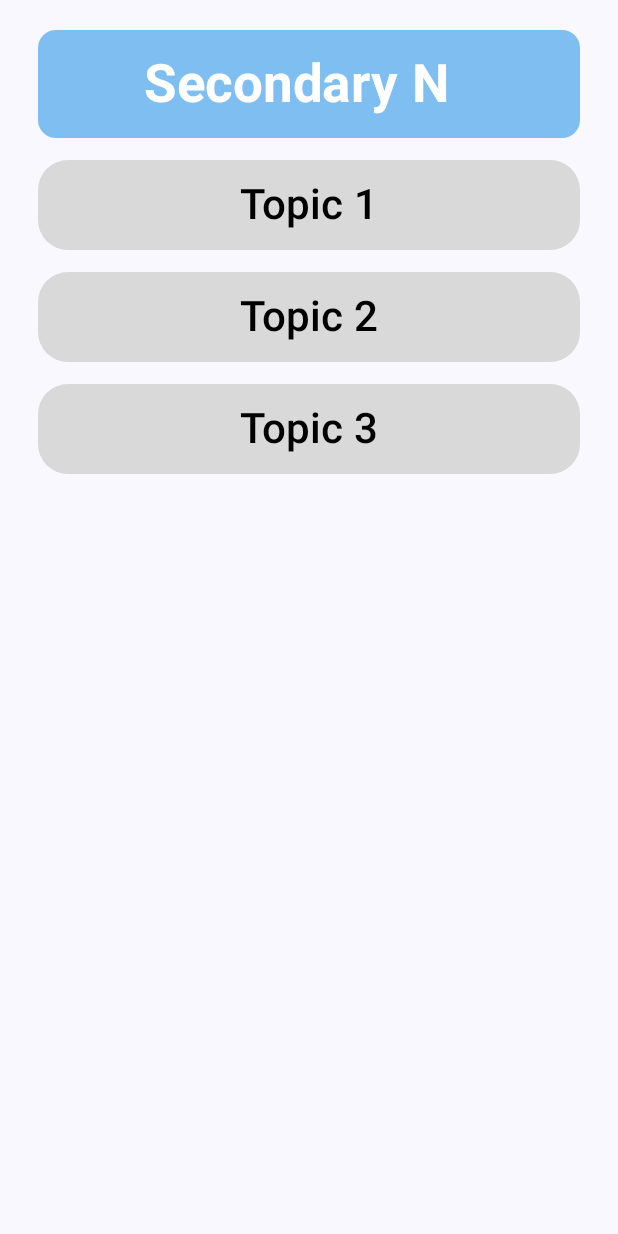
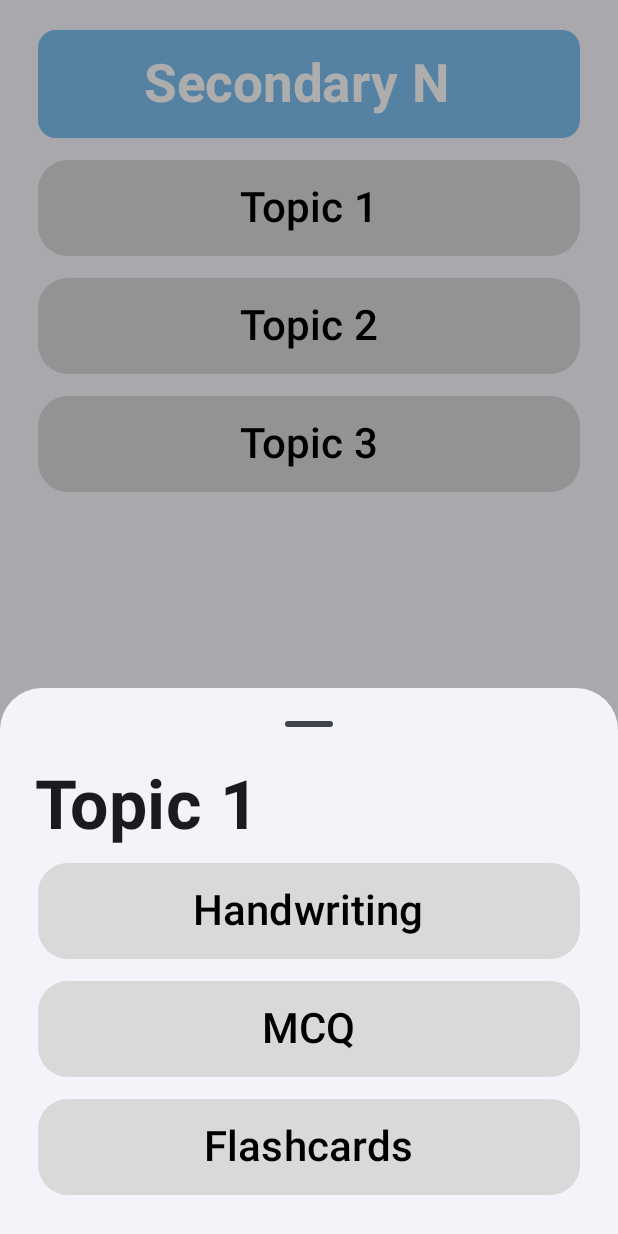
Before and after one commit to klaag-co/xuemi, an Android app built with Jetpack Compose: the composable Chapter shown on its own in the app's theme, after a tap on an icon or button, on a phone screen of 412 x 824 dp. Run offline under Robolectric (Android 15) with nearby library versions, the phone set to English and light mode, and no system bars.

Commit message:
Change "topic" options to sheet format

```diff
--- a/Android/app/src/main/java/com/example/xuemi/Flashcards.kt
+++ b/Android/app/src/main/java/com/example/xuemi/Flashcards.kt
@@ -1,8 +1,11 @@
+@file:OptIn(ExperimentalMaterial3Api::class)
+
 package com.example.xuemi
 
 import android.adservices.topics.Topic
 import androidx.compose.foundation.layout.Column
 import androidx.compose.foundation.layout.Row
+import androidx.compose.foundation.layout.Spacer
 import androidx.compose.foundation.layout.absolutePadding
 import androidx.compose.foundation.layout.fillMaxWidth
 import androidx.compose.foundation.layout.padding
@@ -11,10 +14,16 @@ import androidx.compose.material3.Button
 import androidx.compose.material3.ButtonDefaults
 import androidx.compose.material3.Card
 import androidx.compose.material3.CardDefaults
+import androidx.compose.material3.ExperimentalMaterial3Api
+import androidx.compose.material3.ModalBottomSheet
 import androidx.compose.material3.Text
+import androidx.compose.material3.rememberModalBottomSheetState
 import androidx.compose.runtime.Composable
 import androidx.compose.runtime.collectAsState
 import androidx.compose.runtime.getValue
+import androidx.compose.runtime.mutableStateOf
+import androidx.compose.runtime.saveable.rememberSaveable
+import androidx.compose.runtime.setValue
 import androidx.compose.ui.Modifier
 import androidx.compose.ui.graphics.Color
 import androidx.compose.ui.text.font.FontWeight
@@ -23,7 +32,6 @@ import androidx.compose.ui.tooling.preview.Preview
 import androidx.compose.ui.unit.dp
 import androidx.compose.ui.unit.sp
 import androidx.navigation.NavController
-import androidx.navigation.compose.rememberNavController
 import com.example.xuemi.ui.theme.XuemiTheme
 
 @Composable
@@ -53,7 +61,7 @@ fun Secondary(viewModel: MyViewModel, navController: NavController) {
                     color = Color.Black,
                     fontSize = 28.sp,
                     modifier = Modifier
-                        .padding(5.dp)
+                        .padding(horizontal = 5.dp, vertical = 7.dp)
 
                 )
             }
@@ -65,21 +73,42 @@ fun Secondary(viewModel: MyViewModel, navController: NavController) {
 
 @Composable
 fun Chapter(viewModel: MyViewModel, navController: NavController) {
+    val sheetstate = rememberModalBottomSheetState()
+    var isSheetOpen: Boolean by rememberSaveable {
+        mutableStateOf(false)
+    }
+    var topicNum: String by rememberSaveable {
+        mutableStateOf("1")
+    }
     Column {
         title(viewModel)
-        topictemplate(viewModel, navController, "1")
-        topictemplate(viewModel, navController,"2")
-        topictemplate(viewModel, navController,"3")
+        topictemplate(viewModel,  { isSheetOpen = true}, {topicNum = "1"}, "1" )
+        topictemplate(viewModel,  { isSheetOpen = true }, {topicNum = "2"}, "2")
+        topictemplate(viewModel,  { isSheetOpen = true }, {topicNum = "3"}, "3")
+
     }
+    if (isSheetOpen) {
+        ModalBottomSheet(sheetState = sheetstate, onDismissRequest = { isSheetOpen = false }) {
+            Topic(viewModel, topicNum)
+        }
+    }
+
 }
 
 @Composable
-fun Topic(viewModel: MyViewModel) {
+fun Topic(viewModel: MyViewModel, topic: String?) {
     Column {
-        title(viewModel)
+        Text(
+            "Topic $topic",
+            fontSize = 45.sp,
+            fontWeight = FontWeight.Bold,
+            modifier = Modifier.padding(horizontal = 23.dp, vertical = 4.dp)
+        )
+
         quiztemplate(viewModel, "Handwriting")
         quiztemplate(viewModel, "MCQ")
         quiztemplate(viewModel, "Flashcards")
+        Spacer(modifier = Modifier.padding(10.dp))
     }
 }
 
@@ -133,7 +162,7 @@ fun quiztemplate(viewModel: MyViewModel, quiz: String?) {
                 color = Color.Black,
                 fontSize = 28.sp,
                 modifier = Modifier
-                    .padding(5.dp)
+                    .padding(horizontal = 5.dp, vertical = 7.dp)
 
             )
         }
@@ -157,17 +186,19 @@ fun chaptertemplate(viewModel: MyViewModel, navController: NavController, chapte
                 color = Color.Black,
                 fontSize = 28.sp,
                 modifier = Modifier
-                    .padding(5.dp)
+                    .padding(horizontal = 5.dp, vertical = 7.dp)
 
             )
         }
     }
 }
 @Composable
-fun topictemplate(viewModel: MyViewModel, navController: NavController, topic: String?) {
+fun topictemplate(viewModel: MyViewModel, onButtonClick: () -> Unit, topicFun: () -> Unit, topic: String?) {
     Button(
         onClick = { viewModel.updateItem(2, "$topic")
-                  navController.navigate("topic") },
+                    onButtonClick()
+                    topicFun()
+                  },
         colors = ButtonDefaults.buttonColors(Color(217, 217, 217)),
         shape = RoundedCornerShape(20.dp),
         modifier = Modifier
@@ -180,7 +211,7 @@ fun topictemplate(viewModel: MyViewModel, navController: NavController, topic: S
                 color = Color.Black,
                 fontSize = 28.sp,
                 modifier = Modifier
-                    .padding(5.dp)
+                    .padding(horizontal = 5.dp, vertical = 7.dp)
 
             )
         }
--- a/Android/app/src/main/java/com/example/xuemi/HomeView.kt
+++ b/Android/app/src/main/java/com/example/xuemi/HomeView.kt
@@ -60,11 +60,12 @@ fun HomeNav() {
     val navController = rememberNavController()
     val viewModel: MyViewModel = viewModel()
 
+
     NavHost(navController, startDestination = "home") {
         composable("home") { Home(viewModel, navController) }
         composable("secondary") { Secondary(viewModel, navController) }
         composable("chapter")  { Chapter(viewModel, navController) }
-        composable("topic") { Topic(viewModel) }
+//        composable("topic") { Topic(viewModel) {false} }
     }
 }
 
```
